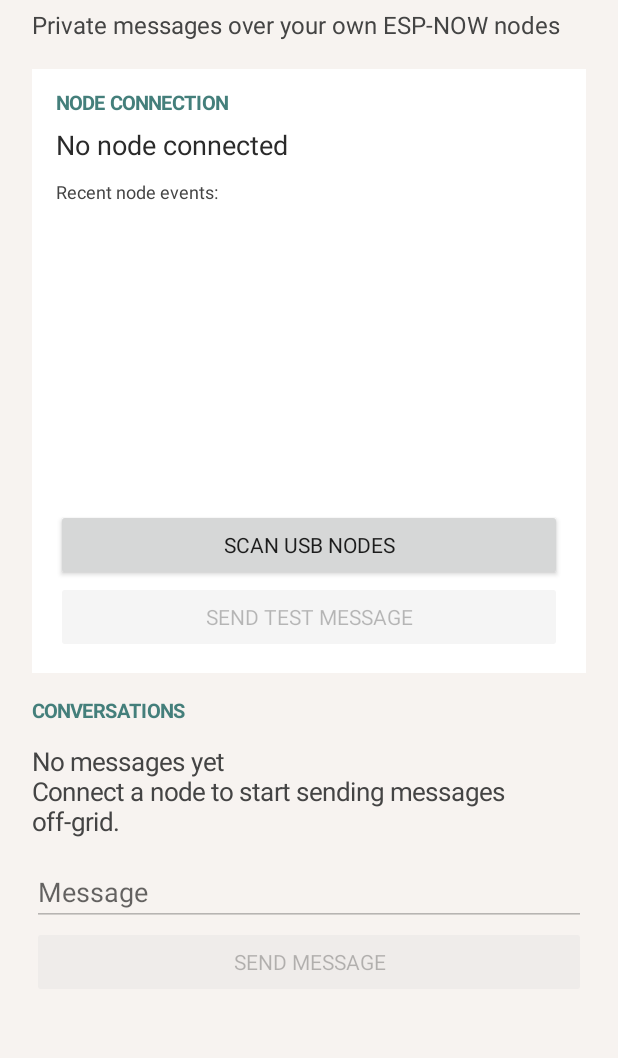
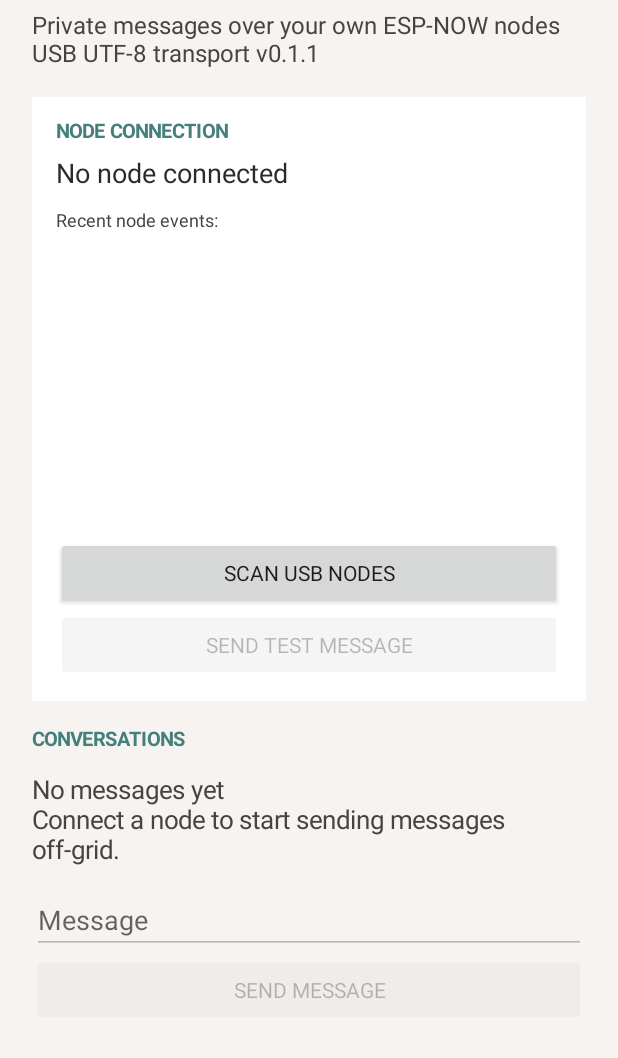
Before and after one commit to chrissyhroberts/methodmeshenger, an Android app: the screen it shows after launch (MainActivity), on a phone screen of 412 x 824 dp, the part 101-1159 px from its top. Run offline under Robolectric (Android 15) with nearby library versions, the light colour scheme and no system bars.

Commit message:
Mark UTF-8 Android build

```diff
--- a/android/app/build.gradle.kts
+++ b/android/app/build.gradle.kts
@@ -12,7 +12,7 @@ android {
         minSdk = 26
         targetSdk = 35
         versionCode = 1
-        versionName = "0.1.0"
+        versionName = "0.1.1"
     }
 
     compileOptions {
--- a/android/app/src/main/kotlin/org/methodmeshenger/app/MainActivity.kt
+++ b/android/app/src/main/kotlin/org/methodmeshenger/app/MainActivity.kt
@@ -96,7 +96,7 @@ class MainActivity : Activity() {
             setTextColor(Color.rgb(42, 42, 42))
         })
         root.addView(TextView(this).apply {
-            text = "Private messages over your own ESP-NOW nodes"
+            text = "Private messages over your own ESP-NOW nodes\nUSB UTF-8 transport v0.1.1"
             textSize = 16f
             setTextColor(Color.DKGRAY)
             setPadding(0, 8, 0, 28)
```
